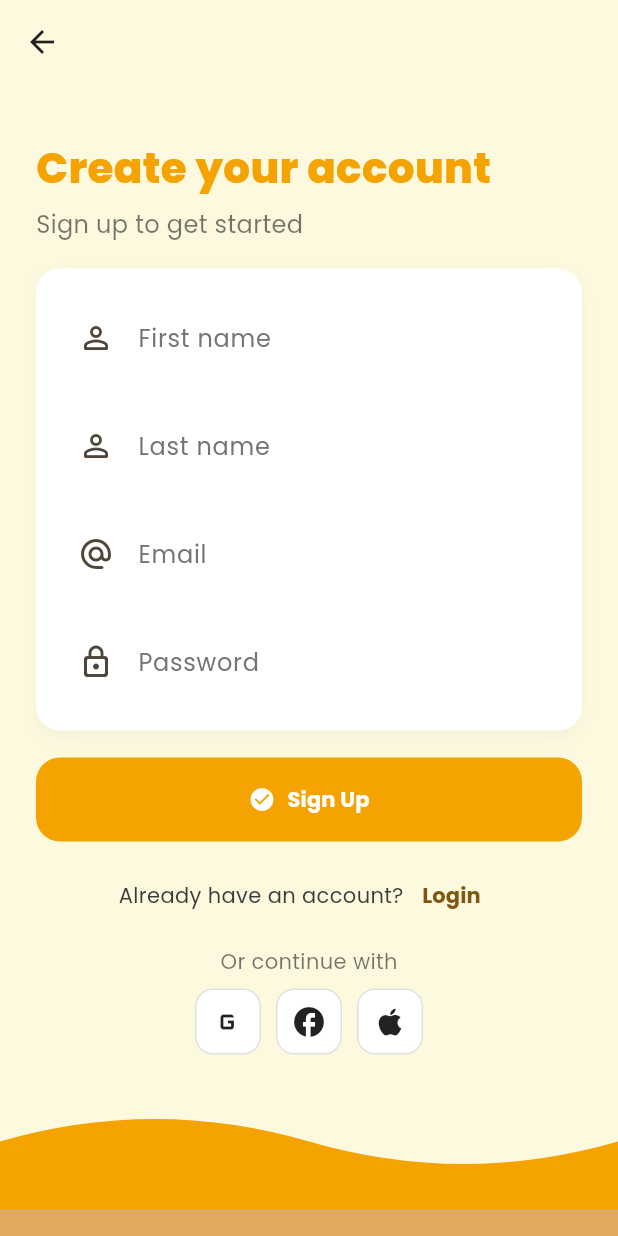
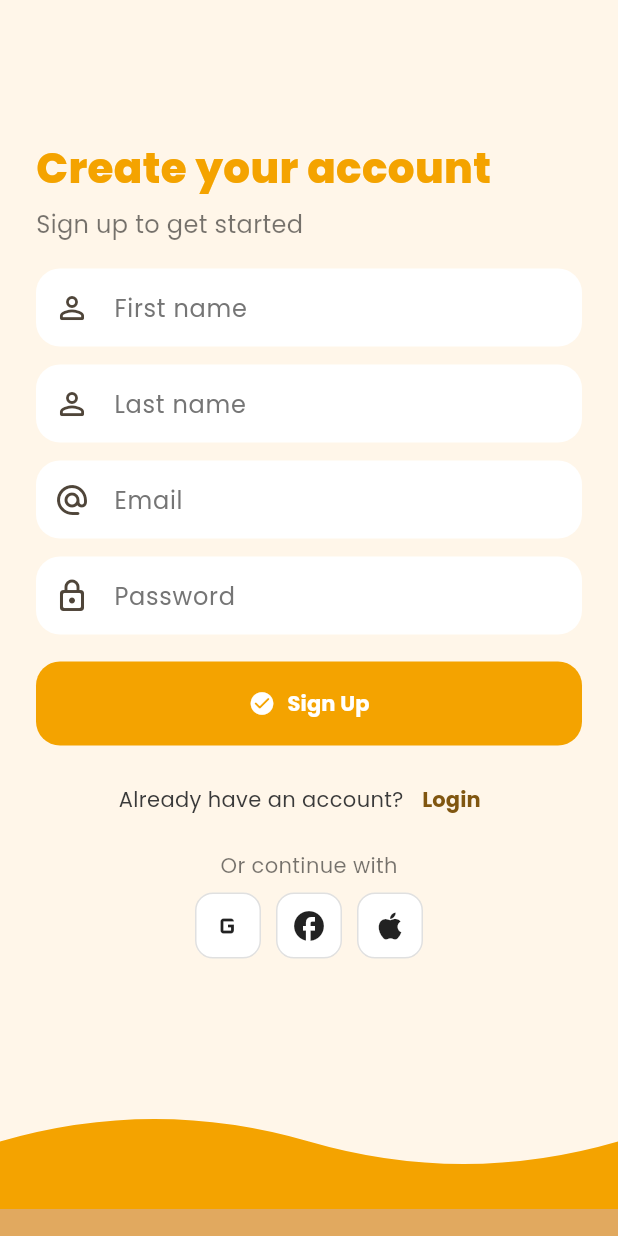
Before and after one commit to AmayMalviya/Pet-Connect, a Flutter app: the screen it shows after launch, after a tap on "Login", after a tap on "Register", on a phone screen of 412 x 824 dp. Run offline on Flutter 3.47's test engine with Material 3 defaults, Android fonts, the phone set to English and light mode, and no system bars; our stand-ins replace google_fonts, image_picker, supabase_flutter, table_calendar; accounts and stored records are empty.

Commit message:
refactor: Update wave clipper implementation in AuthScreen and adjust layout in Login and Register screens

```diff
--- a/Frontend/lib/screens/auth_screen.dart
+++ b/Frontend/lib/screens/auth_screen.dart
@@ -131,13 +131,13 @@ class _WaveBands extends StatelessWidget {
           left: 0,
           right: 0,
           bottom: -6,
-          child: _Band(height: 170, color: AppColors.accent),
+          child: _Band(height: 170, color: AppColors.accent, clipper: _BottomWaveClipper()),
         ),
         Positioned(
           left: 0,
           right: 0,
           bottom: 18,
-          child: _Band(height: 150, color: AppColors.primary),
+          child: _Band(height: 150, color: AppColors.primary, clipper: _BottomWaveClipper()),
         ),
         // top-right soft curve
         Positioned(
@@ -145,7 +145,7 @@ class _WaveBands extends StatelessWidget {
           right: -40,
           child: Transform.rotate(
             angle: -0.2,
-            child: _Band(height: 140, width: 240, color: AppColors.accent),
+            child: _Band(height: 140, width: 240, color: AppColors.accent, clipper: _TopWaveClipper()),
           ),
         ),
       ],
@@ -157,12 +157,13 @@ class _Band extends StatelessWidget {
   final double height;
   final double? width;
   final Color color;
-  const _Band({required this.height, required this.color, this.width});
+  final CustomClipper<Path> clipper;
+  const _Band({required this.height, required this.color, this.width, required this.clipper});
 
   @override
   Widget build(BuildContext context) {
     return ClipPath(
-      clipper: _WaveClipper(),
+      clipper: clipper,
       child: Container(
         height: height,
         width: width ?? MediaQuery.of(context).size.width,
@@ -172,7 +173,30 @@ class _Band extends StatelessWidget {
   }
 }
 
-class _WaveClipper extends CustomClipper<Path> {
+class _BottomWaveClipper extends CustomClipper<Path> {
+  @override
+  Path getClip(Size size) {
+    final p = Path();
+    // Start by moving to a point on the left edge, which is the start of our wave
+    p.moveTo(0, size.height * 0.7);
+    // First curve of the wave
+    p.quadraticBezierTo(size.width * 0.25, size.height * 0.5, size.width * 0.5, size.height * 0.7);
+    // Second curve of the wave
+    p.quadraticBezierTo(size.width * 0.75, size.height * 0.9, size.width, size.height * 0.7);
+    // Line to the bottom-right corner
+    p.lineTo(size.width, size.height);
+    // Line to the bottom-left corner
+    p.lineTo(0, size.height);
+    // Close the path
+    p.close();
+    return p;
+  }
+
+  @override
+  bool shouldReclip(CustomClipper<Path> oldClipper) => false;
+}
+
+class _TopWaveClipper extends CustomClipper<Path> {
   @override
   Path getClip(Size size) {
     final p = Path();
--- a/Frontend/lib/screens/login_screen.dart
+++ b/Frontend/lib/screens/login_screen.dart
@@ -131,7 +131,7 @@ class _LoginScreenState extends State<LoginScreen> {
   Widget build(BuildContext context) {
     return Scaffold(
       appBar: AppBar(
-        leading: const BackButton(), // Added back button
+        automaticallyImplyLeading: false,
         backgroundColor: Colors.transparent,
         elevation: 0,
       ),
--- a/Frontend/lib/screens/register_screen.dart
+++ b/Frontend/lib/screens/register_screen.dart
@@ -75,12 +75,8 @@ class _RegisterScreenState extends State<RegisterScreen> {
   @override
   Widget build(BuildContext context) {
     return Scaffold(
-      backgroundColor: const Color(0xFFFCF9DF),
       appBar: AppBar(
-        leading: IconButton(
-          icon: const Icon(Icons.arrow_back, color: Colors.black87),
-          onPressed: () => Navigator.pop(context),
-        ),
+        automaticallyImplyLeading: false,
         backgroundColor: Colors.transparent,
         elevation: 0,
       ),
@@ -100,29 +96,13 @@ class _RegisterScreenState extends State<RegisterScreen> {
                   Text('Sign up to get started', style: GoogleFonts.poppins(fontSize: 16, color: Colors.black54)),
                   const SizedBox(height: 18),
 
-                  Container(
-                    decoration: BoxDecoration(
-                      color: Colors.white,
-                      borderRadius: BorderRadius.circular(16),
-                      boxShadow: [BoxShadow(color: Colors.black12.withOpacity(0.03), blurRadius: 8, offset: const Offset(0, 4))],
-                    ),
-                    padding: const EdgeInsets.all(16),
-                    child: Column(
-                      children: [
-                        Column(
-                          children: [
                   PetTextField(controller: firstName, hint: 'First name', icon: Icons.person_outline_rounded),
                   const SizedBox(height: 12),
                   PetTextField(controller: lastName, hint: 'Last name', icon: Icons.person_outline_rounded),
-                          ],
-                        ),
                   const SizedBox(height: 12),
                   PetTextField(controller: email, hint: 'Email', icon: Icons.alternate_email_rounded),
                   const SizedBox(height: 12),
                   PetTextField(controller: password, hint: 'Password', icon: Icons.lock_outline_rounded, obscure: true),
-                      ],
-                    ),
-                  ),
 
                   const SizedBox(height: 18),
                   _isLoading ? const Center(child: CircularProgressIndicator()) : PrimaryButton(label: 'Sign Up', icon: Icons.check_circle_rounded, onPressed: _submit),
--- a/Frontend/lib/theme/app_theme.dart
+++ b/Frontend/lib/theme/app_theme.dart
@@ -28,7 +28,7 @@ class AppTheme {
         fillColor: Colors.white,
         contentPadding: const EdgeInsets.symmetric(
           horizontal: 16,
-          vertical: 18,
+          vertical: 14,
         ),
         border: OutlineInputBorder(
           borderRadius: BorderRadius.circular(16),
```
Lines whose indentation alone changed are shown as unchanged.
